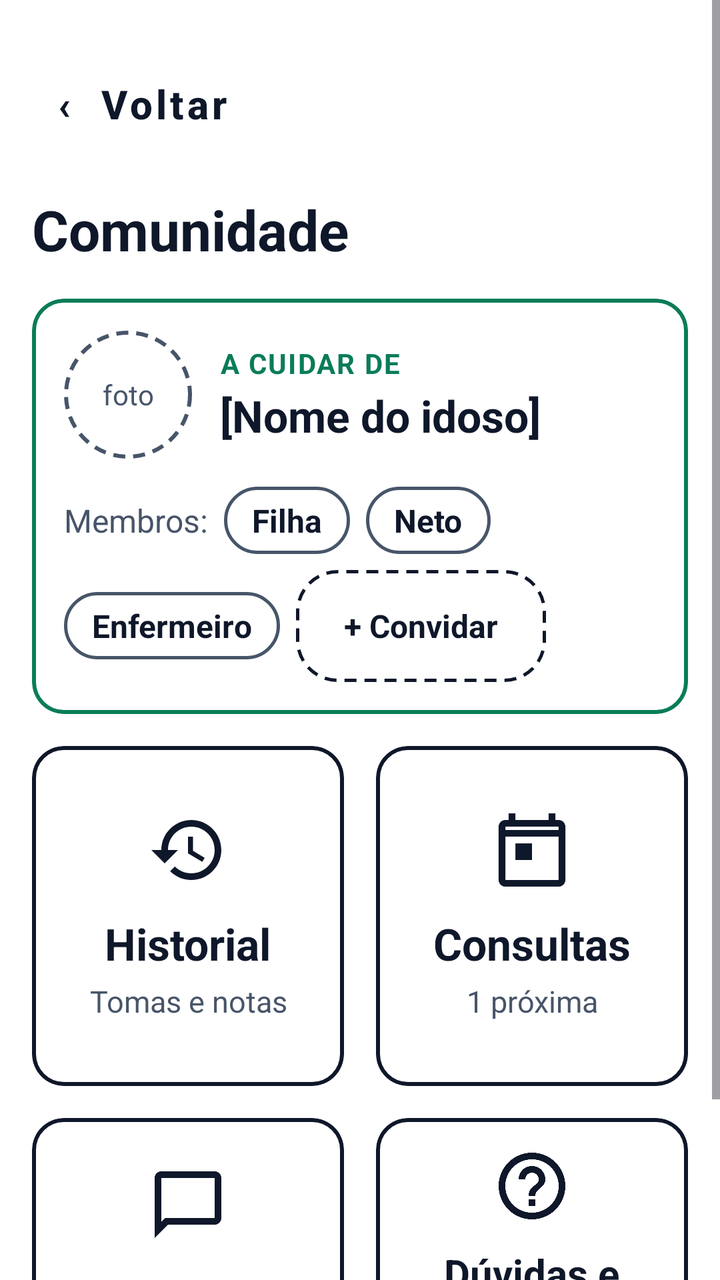
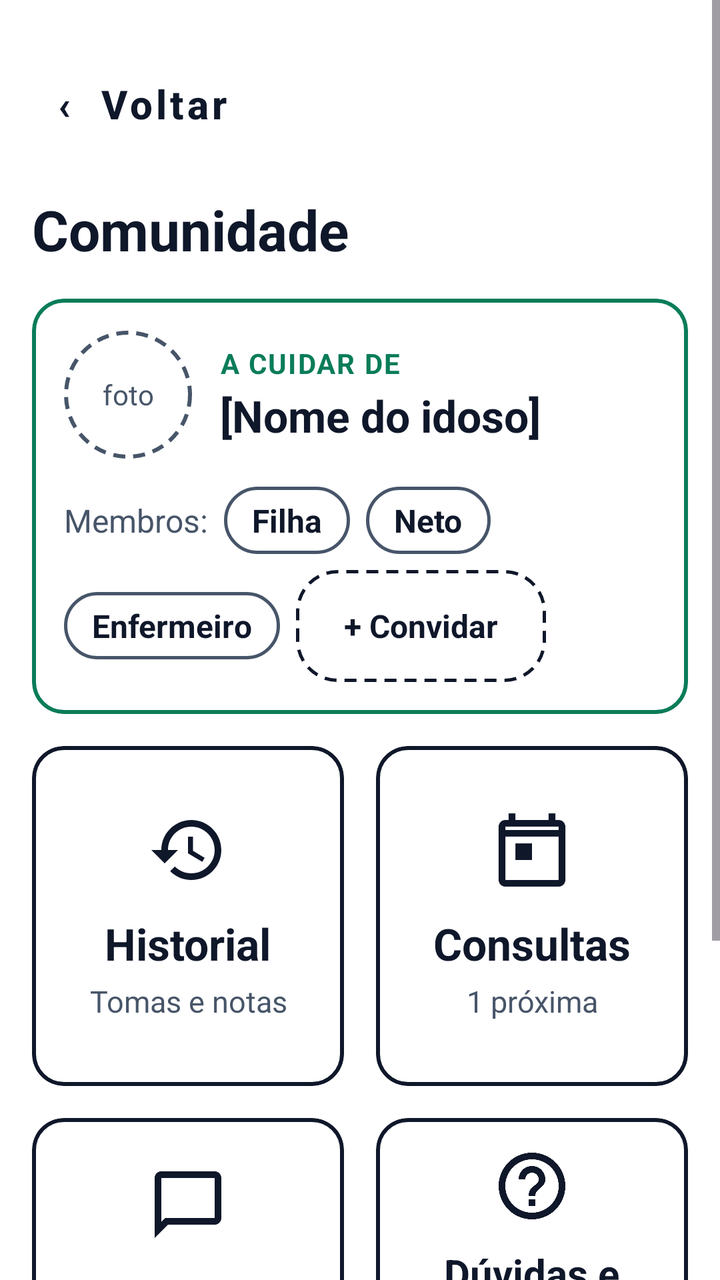

An Android layout rendered at two revisions. The XML below is the earlier revision; the diff shows what the commit changed to produce the second picture.
<!-- AndroidManifest.xml: application theme Theme.Vital -->
<!-- res/layout/activity_comunidade.xml -->
<?xml version="1.0" encoding="utf-8"?>
<ScrollView
    xmlns:android="http://schemas.android.com/apk/res/android"
    xmlns:app="http://schemas.android.com/apk/res-auto"
    android:layout_width="match_parent"
    android:layout_height="match_parent"
    android:background="@color/white"
    android:fillViewport="true">

    <LinearLayout
        android:layout_width="match_parent"
        android:layout_height="wrap_content"
        android:orientation="vertical"
        android:padding="@dimen/margin_standard">

        
        <com.google.android.material.button.MaterialButton
            android:id="@+id/btnVoltarComunidade"
            style="@style/Widget.MaterialComponents.Button.TextButton"
            android:layout_width="wrap_content"
            android:layout_height="wrap_content"
            android:minHeight="72dp"
            android:minWidth="168dp"
            android:insetTop="0dp"
            android:insetBottom="0dp"
            android:gravity="start|center_vertical"
            android:paddingStart="12dp"
            android:paddingEnd="24dp"
            android:text="‹  Voltar"
            android:textAllCaps="false"
            android:textColor="@color/vital_navy"
            android:textSize="20sp"
            android:textStyle="bold" />

        
        <TextView
            android:layout_width="wrap_content"
            android:layout_height="wrap_content"
            android:layout_marginTop="8dp"
            android:text="Comunidade"
            android:textColor="@color/vital_navy"
            android:textSize="28sp"
            android:textStyle="bold" />

        
        <com.google.android.material.card.MaterialCardView
            android:layout_width="match_parent"
            android:layout_height="wrap_content"
            android:layout_marginTop="16dp"
            app:cardBackgroundColor="@color/white"
            app:cardCornerRadius="16dp"
            app:cardElevation="0dp"
            app:strokeColor="@color/vital_green"
            app:strokeWidth="2dp">

            <LinearLayout
                android:layout_width="match_parent"
                android:layout_height="wrap_content"
                android:orientation="vertical"
                android:padding="16dp">

                
                <LinearLayout
                    android:layout_width="match_parent"
                    android:layout_height="wrap_content"
                    android:gravity="center_vertical"
                    android:orientation="horizontal">

                    <TextView
                        android:id="@+id/tvFotoIdoso"
                        android:layout_width="64dp"
                        android:layout_height="64dp"
                        android:background="@drawable/bg_foto_circulo"
                        android:gravity="center"
                        android:text="foto"
                        android:textColor="@color/vital_gray"
                        android:textSize="14sp" />

                    <LinearLayout
                        android:layout_width="0dp"
                        android:layout_height="wrap_content"
                        android:layout_marginStart="14dp"
                        android:layout_weight="1"
                        android:orientation="vertical">

                        <TextView
                            android:layout_width="wrap_content"
                            android:layout_height="wrap_content"
                            android:letterSpacing="0.05"
                            android:text="A CUIDAR DE"
                            android:textColor="@color/vital_green"
                            android:textSize="14sp"
                            android:textStyle="bold" />

                        <TextView
                            android:id="@+id/tvNomeIdoso"
                            android:layout_width="wrap_content"
                            android:layout_height="wrap_content"
                            android:layout_marginTop="2dp"
                            android:text="[Nome do idoso]"
                            android:textColor="@color/vital_navy"
                            android:textSize="22sp"
                            android:textStyle="bold" />
                    </LinearLayout>
                </LinearLayout>

                
                <LinearLayout
                    android:layout_width="match_parent"
                    android:layout_height="wrap_content"
                    android:layout_marginTop="14dp"
                    android:gravity="center_vertical"
                    android:orientation="horizontal">

                    <TextView
                        android:layout_width="wrap_content"
                        android:layout_height="wrap_content"
                        android:layout_marginEnd="8dp"
                        android:text="Membros:"
                        android:textColor="@color/vital_gray"
                        android:textSize="16sp" />

                    <TextView
                        android:layout_width="wrap_content"
                        android:layout_height="wrap_content"
                        android:layout_marginEnd="8dp"
                        android:background="@drawable/bg_chip_membro"
                        android:paddingHorizontal="14dp"
                        android:paddingVertical="6dp"
                        android:text="Filha"
                        android:textColor="@color/vital_navy"
                        android:textSize="16sp"
                        android:textStyle="bold" />

                    <TextView
                        android:layout_width="wrap_content"
                        android:layout_height="wrap_content"
                        android:background="@drawable/bg_chip_membro"
                        android:paddingHorizontal="14dp"
                        android:paddingVertical="6dp"
                        android:text="Neto"
                        android:textColor="@color/vital_navy"
                        android:textSize="16sp"
                        android:textStyle="bold" />
                </LinearLayout>

                
                <LinearLayout
                    android:layout_width="match_parent"
                    android:layout_height="wrap_content"
                    android:layout_marginTop="8dp"
                    android:gravity="center_vertical"
                    android:orientation="horizontal">

                    <TextView
                        android:layout_width="wrap_content"
                        android:layout_height="wrap_content"
                        android:layout_marginEnd="8dp"
                        android:background="@drawable/bg_chip_membro"
                        android:paddingHorizontal="14dp"
                        android:paddingVertical="6dp"
                        android:text="Enfermeiro"
                        android:textColor="@color/vital_navy"
                        android:textSize="16sp"
                        android:textStyle="bold" />

                    <TextView
                        android:id="@+id/btnConvidarMembro"
                        android:layout_width="wrap_content"
                        android:layout_height="wrap_content"
                        android:background="@drawable/bg_chip_convidar"
                        android:clickable="true"
                        android:focusable="true"
                        android:gravity="center"
                        android:minHeight="56dp"
                        android:paddingHorizontal="24dp"
                        android:paddingVertical="12dp"
                        android:text="+ Convidar"
                        android:textColor="@color/vital_navy"
                        android:textSize="16sp"
                        android:textStyle="bold" />
                </LinearLayout>

            </LinearLayout>
        </com.google.android.material.card.MaterialCardView>

        
        <LinearLayout
            android:layout_width="match_parent"
            android:layout_height="wrap_content"
            android:layout_marginTop="16dp"
            android:orientation="horizontal">

            
            <com.google.android.material.card.MaterialCardView
                android:id="@+id/cardHistorial"
                android:layout_width="0dp"
                android:layout_height="170dp"
                android:layout_marginEnd="8dp"
                android:layout_weight="1"
                android:clickable="true"
                android:focusable="true"
                app:cardBackgroundColor="@color/white"
                app:cardCornerRadius="16dp"
                app:cardElevation="0dp"
                app:strokeColor="@color/vital_navy"
                app:strokeWidth="2dp">

                <LinearLayout
                    android:layout_width="match_parent"
                    android:layout_height="match_parent"
                    android:gravity="center"
                    android:orientation="vertical"
                    android:padding="14dp">

                    <ImageView
                        android:layout_width="40dp"
                        android:layout_height="40dp"
                        android:contentDescription="Historial"
                        android:src="@drawable/ic_history"
                        app:tint="@color/vital_navy" />

                    <TextView
                        android:layout_width="wrap_content"
                        android:layout_height="wrap_content"
                        android:layout_marginTop="12dp"
                        android:text="Historial"
                        android:textColor="@color/vital_navy"
                        android:textSize="22sp"
                        android:textStyle="bold" />

                    <TextView
                        android:layout_width="wrap_content"
                        android:layout_height="wrap_content"
                        android:layout_marginTop="4dp"
                        android:gravity="center"
                        android:text="Tomas e notas"
                        android:textColor="@color/vital_gray"
                        android:textSize="15sp" />
                </LinearLayout>
            </com.google.android.material.card.MaterialCardView>

            
            <com.google.android.material.card.MaterialCardView
                android:id="@+id/cardConsultas"
                android:layout_width="0dp"
                android:layout_height="170dp"
                android:layout_marginStart="8dp"
                android:layout_weight="1"
                android:clickable="true"
                android:focusable="true"
                app:cardBackgroundColor="@color/white"
                app:cardCornerRadius="16dp"
                app:cardElevation="0dp"
                app:strokeColor="@color/vital_navy"
                app:strokeWidth="2dp">

                <LinearLayout
                    android:layout_width="match_parent"
                    android:layout_height="match_parent"
                    android:gravity="center"
                    android:orientation="vertical"
                    android:padding="14dp">

                    <ImageView
                        android:layout_width="40dp"
                        android:layout_height="40dp"
                        android:contentDescription="Consultas"
                        android:src="@drawable/ic_calendar"
                        app:tint="@color/vital_navy" />

                    <TextView
                        android:layout_width="wrap_content"
                        android:layout_height="wrap_content"
                        android:layout_marginTop="12dp"
                        android:text="Consultas"
                        android:textColor="@color/vital_navy"
                        android:textSize="22sp"
                        android:textStyle="bold" />

                    <TextView
                        android:id="@+id/tvResumoConsultas"
                        android:layout_width="wrap_content"
                        android:layout_height="wrap_content"
                        android:layout_marginTop="4dp"
                        android:gravity="center"
                        android:text="1 próxima"
                        android:textColor="@color/vital_gray"
                        android:textSize="15sp" />
                </LinearLayout>
            </com.google.android.material.card.MaterialCardView>
        </LinearLayout>

        
        <LinearLayout
            android:layout_width="match_parent"
            android:layout_height="wrap_content"
            android:layout_marginTop="16dp"
            android:orientation="horizontal">

            
            <com.google.android.material.card.MaterialCardView
                android:id="@+id/cardChat"
                android:layout_width="0dp"
                android:layout_height="170dp"
                android:layout_marginEnd="8dp"
                android:layout_weight="1"
                android:clickable="true"
                android:focusable="true"
                app:cardBackgroundColor="@color/white"
                app:cardCornerRadius="16dp"
                app:cardElevation="0dp"
                app:strokeColor="@color/vital_navy"
                app:strokeWidth="2dp">

                <LinearLayout
                    android:layout_width="match_parent"
                    android:layout_height="match_parent"
                    android:gravity="center"
                    android:orientation="vertical"
                    android:padding="14dp">

                    <ImageView
                        android:layout_width="40dp"
                        android:layout_height="40dp"
                        android:contentDescription="Chat"
                        android:src="@drawable/ic_chat"
                        app:tint="@color/vital_navy" />

                    <TextView
                        android:layout_width="wrap_content"
                        android:layout_height="wrap_content"
                        android:layout_marginTop="12dp"
                        android:text="Chat"
                        android:textColor="@color/vital_navy"
                        android:textSize="22sp"
                        android:textStyle="bold" />

                    <TextView
                        android:id="@+id/tvMensagensNovas"
                        android:layout_width="wrap_content"
                        android:layout_height="wrap_content"
                        android:layout_marginTop="4dp"
                        android:gravity="center"
                        android:text="2 mensagens\nnovas"
                        android:textColor="@color/vital_green"
                        android:textSize="15sp"
                        android:textStyle="bold" />
                </LinearLayout>
            </com.google.android.material.card.MaterialCardView>

            
            <com.google.android.material.card.MaterialCardView
                android:id="@+id/cardDuvidas"
                android:layout_width="0dp"
                android:layout_height="170dp"
                android:layout_marginStart="8dp"
                android:layout_weight="1"
                android:clickable="true"
                android:focusable="true"
                app:cardBackgroundColor="@color/white"
                app:cardCornerRadius="16dp"
                app:cardElevation="0dp"
                app:strokeColor="@color/vital_navy"
                app:strokeWidth="2dp">

                <LinearLayout
                    android:layout_width="match_parent"
                    android:layout_height="match_parent"
                    android:gravity="center"
                    android:orientation="vertical"
                    android:padding="14dp">

                    <ImageView
                        android:layout_width="40dp"
                        android:layout_height="40dp"
                        android:contentDescription="Dúvidas e ajuda"
                        android:src="@drawable/ic_help"
                        app:tint="@color/vital_navy" />

                    <TextView
                        android:layout_width="wrap_content"
                        android:layout_height="wrap_content"
                        android:layout_marginTop="10dp"
                        android:gravity="center"
                        android:text="Dúvidas e\najuda"
                        android:textColor="@color/vital_navy"
                        android:textSize="20sp"
                        android:textStyle="bold" />

                    <TextView
                        android:layout_width="wrap_content"
                        android:layout_height="wrap_content"
                        android:layout_marginTop="4dp"
                        android:gravity="center"
                        android:text="Resolver\nproblemas"
                        android:textColor="@color/vital_gray"
                        android:textSize="15sp" />
                </LinearLayout>
            </com.google.android.material.card.MaterialCardView>
        </LinearLayout>

    </LinearLayout>
</ScrollView>
<!-- resources referenced by this layout -->
<resources>
  <color name="vital_gray">#475569</color>
  <color name="vital_green">#0A7C59</color>
  <color name="vital_navy">#0F172A</color>
  <color name="white">#FFFFFF</color>
  <dimen name="margin_standard">16dp</dimen>
  <!-- drawable bg_chip_convidar (drawable) -->
  <?xml version="1.0" encoding="utf-8"?>
  <shape xmlns:android="http://schemas.android.com/apk/res/android"
      android:shape="rectangle">
      <solid android:color="@color/white" />
      <corners android:radius="20dp" />
      <stroke
          android:width="1.5dp"
          android:color="@color/vital_navy"
          android:dashWidth="6dp"
          android:dashGap="4dp" />
  </shape>
  <!-- drawable bg_chip_membro (drawable) -->
  <?xml version="1.0" encoding="utf-8"?>
  <shape xmlns:android="http://schemas.android.com/apk/res/android"
      android:shape="rectangle">
      <solid android:color="@color/white" />
      <corners android:radius="20dp" />
      <stroke
          android:width="1.5dp"
          android:color="@color/vital_gray" />
  </shape>
  <!-- drawable bg_foto_circulo (drawable) -->
  <?xml version="1.0" encoding="utf-8"?>
  <shape xmlns:android="http://schemas.android.com/apk/res/android"
      android:shape="oval">
      <solid android:color="@color/white" />
      <stroke
          android:width="2dp"
          android:color="@color/vital_gray"
          android:dashWidth="6dp"
          android:dashGap="4dp" />
  </shape>
  <!-- drawable ic_calendar (drawable) -->
  <vector xmlns:android="http://schemas.android.com/apk/res/android"
      android:width="24dp"
      android:height="24dp"
      android:viewportWidth="24"
      android:viewportHeight="24">
    <path
        android:fillColor="#FF000000"
        android:pathData="M20,3h-1V1h-2v2H7V1H5v2H4c-1.1,0 -2,0.9 -2,2v16c0,1.1 0.9,2 2,2h16c1.1,0 2,-0.9 2,-2V5c0,-1.1 -0.9,-2 -2,-2zM20,21H4V8h16v13zM20,6H4V5h16v1zM7,10h5v5H7z"/>
  </vector>
  <!-- drawable ic_chat (drawable) -->
  <vector xmlns:android="http://schemas.android.com/apk/res/android"
      android:width="24dp"
      android:height="24dp"
      android:viewportWidth="24"
      android:viewportHeight="24">
    <path
        android:fillColor="#FF000000"
        android:pathData="M20,2H4c-1.1,0 -2,0.9 -2,2v18l4,-4h14c1.1,0 2,-0.9 2,-2V4c0,-1.1 -0.9,-2 -2,-2zM20,16H5.17L4,17.17V4h16v12z"/>
  </vector>
  <!-- drawable ic_history (drawable) -->
  <vector xmlns:android="http://schemas.android.com/apk/res/android"
      android:width="24dp"
      android:height="24dp"
      android:viewportWidth="24"
      android:viewportHeight="24">
    <path
        android:fillColor="#FF000000"
        android:pathData="M13,3c-4.97,0 -9,4.03 -9,9L1,12l3.89,3.89 0.07,0.14L9,12H6c0,-3.87 3.13,-7 7,-7s7,3.13 7,7 -3.13,7 -7,7c-1.93,0 -3.68,-0.79 -4.94,-2.06l-1.42,1.42C8.27,19.99 10.51,21 13,21c4.97,0 9,-4.03 9,-9s-4.03,-9 -9,-9zM12,8v5l4.28,2.54 0.72,-1.21 -3.5,-2.08V8H12z"/>
  </vector>
  <style name="Theme.Vital" parent="Base.Theme.Vital" />
  <style name="Base.Theme.Vital" parent="Theme.Material3.DayNight.NoActionBar">
          
          
      </style>
  <!-- unchanged entries left out for length: 1 -->
</resources>

<!-- the commit's change to res/layout/activity_comunidade.xml (unified diff, before → after) -->
@@ -400,5 +400,69 @@
             </com.google.android.material.card.MaterialCardView>
         </LinearLayout>
 
+        
+        <com.google.android.material.card.MaterialCardView
+            android:id="@+id/cardSaude"
+            android:layout_width="match_parent"
+            android:layout_height="wrap_content"
+            android:layout_marginTop="16dp"
+            android:clickable="true"
+            android:focusable="true"
+            app:cardBackgroundColor="@color/white"
+            app:cardCornerRadius="16dp"
+            app:cardElevation="0dp"
+            app:strokeColor="@color/vital_navy"
+            app:strokeWidth="2dp">
+
+            <LinearLayout
+                android:layout_width="match_parent"
+                android:layout_height="wrap_content"
+                android:gravity="center_vertical"
+                android:minHeight="110dp"
+                android:orientation="horizontal"
+                android:padding="16dp">
+
+                <ImageView
+                    android:layout_width="40dp"
+                    android:layout_height="40dp"
+                    android:contentDescription="Saúde"
+                    android:src="@drawable/ic_medication"
+                    app:tint="@color/vital_navy" />
+
+                <LinearLayout
+                    android:layout_width="0dp"
+                    android:layout_height="wrap_content"
+                    android:layout_marginStart="16dp"
+                    android:layout_weight="1"
+                    android:orientation="vertical">
+
+                    <TextView
+                        android:layout_width="wrap_content"
+                        android:layout_height="wrap_content"
+                        android:text="Saúde"
+                        android:textColor="@color/vital_navy"
+                        android:textSize="22sp"
+                        android:textStyle="bold" />
+
+                    <TextView
+                        android:id="@+id/tvResumoSaude"
+                        android:layout_width="match_parent"
+                        android:layout_height="wrap_content"
+                        android:layout_marginTop="4dp"
+                        android:text="Sem registos"
+                        android:textColor="@color/vital_gray"
+                        android:textSize="16sp" />
+                </LinearLayout>
+
+                <TextView
+                    android:layout_width="wrap_content"
+                    android:layout_height="wrap_content"
+                    android:text="›"
+                    android:textColor="@color/vital_navy"
+                    android:textSize="36sp"
+                    android:textStyle="bold" />
+            </LinearLayout>
+        </com.google.android.material.card.MaterialCardView>
+
     </LinearLayout>
 </ScrollView>
<!-- resource entries referenced after the edit -->
@@ -68,6 +68,16 @@
         android:fillColor="#FF000000"
         android:pathData="M13,3c-4.97,0 -9,4.03 -9,9L1,12l3.89,3.89 0.07,0.14L9,12H6c0,-3.87 3.13,-7 7,-7s7,3.13 7,7 -3.13,7 -7,7c-1.93,0 -3.68,-0.79 -4.94,-2.06l-1.42,1.42C8.27,19.99 10.51,21 13,21c4.97,0 9,-4.03 9,-9s-4.03,-9 -9,-9zM12,8v5l4.28,2.54 0.72,-1.21 -3.5,-2.08V8H12z"/>
   </vector>
+  <!-- drawable ic_medication (drawable) -->
+  <vector xmlns:android="http://schemas.android.com/apk/res/android"
+      android:width="24dp"
+      android:height="24dp"
+      android:viewportWidth="24"
+      android:viewportHeight="24">
+    <path
+        android:fillColor="#FF000000"
+        android:pathData="M19,3H5v2h14V3zM17,7H7c-1.1,0 -2,0.9 -2,2v10c0,1.1 0.9,2 2,2h10c1.1,0 2,-0.9 2,-2V9C19,7.9 18.1,7 17,7zM17,19H7V9h10V19zM10.5,17v-2.5H8V12h2.5V9.5h3V12H16v2.5h-2.5V17H10.5z"/>
+  </vector>
   <style name="Theme.Vital" parent="Base.Theme.Vital" />
   <style name="Base.Theme.Vital" parent="Theme.Material3.DayNight.NoActionBar">
           
